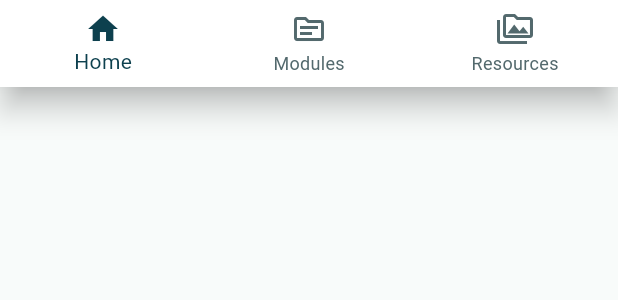
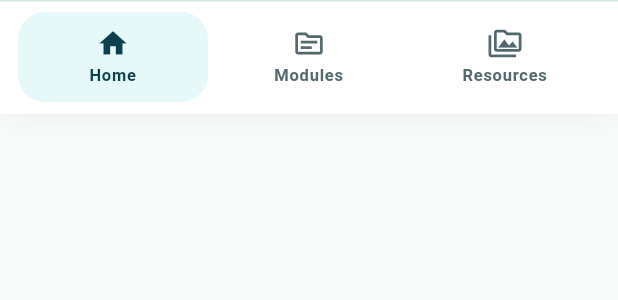
Before and after one commit to Innoventum-oy/app-ecounity, a Flutter app: what bottomNavigation() shows on an empty page, opened directly, on a phone screen of 412 x 824 dp. Shown: the top 300 px of the screen. Run offline on Flutter 3.47's test engine with Material 3 defaults, Android fonts, the phone set to English and light mode, and no system bars; our stand-ins replace another_flushbar, carousel_slider, email_validator, flutter_html, flutter_widget_from_html, font_awesome_flutter and 9 more; missing offline and left inert: core; accounts and stored records are empty; statements that could not run were skipped.

Commit message:
Polish EcoUnity bottom navigation

```diff
--- a/lib/src/widgets/bottom_navigation.dart
+++ b/lib/src/widgets/bottom_navigation.dart
@@ -1,5 +1,6 @@
 import 'dart:developer';
 
+import 'package:ecounity/src/util/ecounity_design_tokens.dart';
 import 'package:flutter/foundation.dart';
 import 'package:flutter/material.dart';
 import '../util/navigation_item.dart';
@@ -11,33 +12,110 @@ Widget bottomNavigation(BuildContext context, {int currentIndex = 0}) {
   final List<NavigationItem> bottomNavItems = constants.navItems
       .where((item) => item.displayInBottomNavigation)
       .toList();
-  return BottomNavigationBar(
-    type: BottomNavigationBarType.fixed,
-    currentIndex: currentIndex,
-    items: [
-      ...bottomNavItems.map(
-        (navItem) => BottomNavigationBarItem(
-          label: context.l10n.navigation_item(navItem.label),
-          icon: KeyedSubtree(
-            key: ValueKey('screenshot-bottom-nav-${navItem.view}'),
-            child: navItem.getIcon(),
+  return DecoratedBox(
+    decoration: const BoxDecoration(
+      color: Colors.white,
+      border: Border(top: BorderSide(color: EcoUnityColors.outlineVariant)),
+      boxShadow: <BoxShadow>[
+        BoxShadow(
+          color: Color(0x14000000),
+          blurRadius: 18,
+          offset: Offset(0, -4),
+        ),
+      ],
+    ),
+    child: SafeArea(
+      top: false,
+      child: Padding(
+        padding: const EdgeInsets.fromLTRB(10, 8, 10, 8),
+        child: Row(
+          children: <Widget>[
+            for (final NavigationItem navItem in bottomNavItems)
+              Expanded(
+                child: _BottomNavigationDestination(
+                  navItem: navItem,
+                  selected: navItem.navigationIndex == currentIndex,
+                ),
+              ),
+          ],
+        ),
+      ),
+    ),
+  );
+}
+
+class _BottomNavigationDestination extends StatelessWidget {
+  const _BottomNavigationDestination({
+    required this.navItem,
+    required this.selected,
+  });
+
+  final NavigationItem navItem;
+  final bool selected;
+
+  @override
+  Widget build(BuildContext context) {
+    final String label = context.l10n.navigation_item(navItem.label);
+    final Color contentColor = selected
+        ? EcoUnityColors.deepTeal
+        : EcoUnityColors.textSecondary;
+
+    return Semantics(
+      button: true,
+      selected: selected,
+      label: label,
+      child: Padding(
+        padding: const EdgeInsets.symmetric(horizontal: 2),
+        child: Material(
+          color: Colors.transparent,
+          child: InkWell(
+            borderRadius: BorderRadius.circular(18),
+            onTap: () => _navigate(context, navItem),
+            child: AnimatedContainer(
+              duration: const Duration(milliseconds: 160),
+              curve: Curves.easeOut,
+              height: 60,
+              padding: const EdgeInsets.symmetric(horizontal: 8, vertical: 6),
+              decoration: BoxDecoration(
+                color: selected ? const Color(0xFFE6F8F7) : Colors.transparent,
+                borderRadius: BorderRadius.circular(18),
+              ),
+              child: Column(
+                mainAxisAlignment: MainAxisAlignment.center,
+                children: <Widget>[
+                  IconTheme(
+                    data: IconThemeData(color: contentColor, size: 22),
+                    child: KeyedSubtree(
+                      key: ValueKey('screenshot-bottom-nav-${navItem.view}'),
+                      child: navItem.getIcon(),
+                    ),
+                  ),
+                  const SizedBox(height: 2),
+                  Text(
+                    label,
+                    maxLines: 1,
+                    overflow: TextOverflow.ellipsis,
+                    textAlign: TextAlign.center,
+                    style: Theme.of(context).textTheme.labelSmall?.copyWith(
+                      color: contentColor,
+                      fontWeight: selected ? FontWeight.w700 : FontWeight.w600,
+                    ),
+                  ),
+                ],
+              ),
+            ),
           ),
         ),
       ),
-    ],
-    selectedItemColor: Theme.of(context).colorScheme.primary,
-    unselectedItemColor: Theme.of(context).colorScheme.onSurfaceVariant,
-    onTap: (index) {
-      for (NavigationItem navItem in constants.navItems) {
-        if (navItem.navigationIndex == index) {
-          if (kDebugMode) {
-            log('$index ${navItem.view.toString()} ');
-          }
+    );
+  }
+}
 
-          AppRouter.navigate(context, navItem.view, index);
-          // Navigator.pushNamedAndRemoveUntil(context, navItem.route, (Route<dynamic> route) => false);
-        }
-      }
-    },
-  );
+void _navigate(BuildContext context, NavigationItem navItem) {
+  if (kDebugMode) {
+    log('${navItem.navigationIndex} ${navItem.view} ');
+  }
+
+  AppRouter.navigate(context, navItem.view, navItem.navigationIndex);
+  // Navigator.pushNamedAndRemoveUntil(context, navItem.route, (Route<dynamic> route) => false);
 }
```
